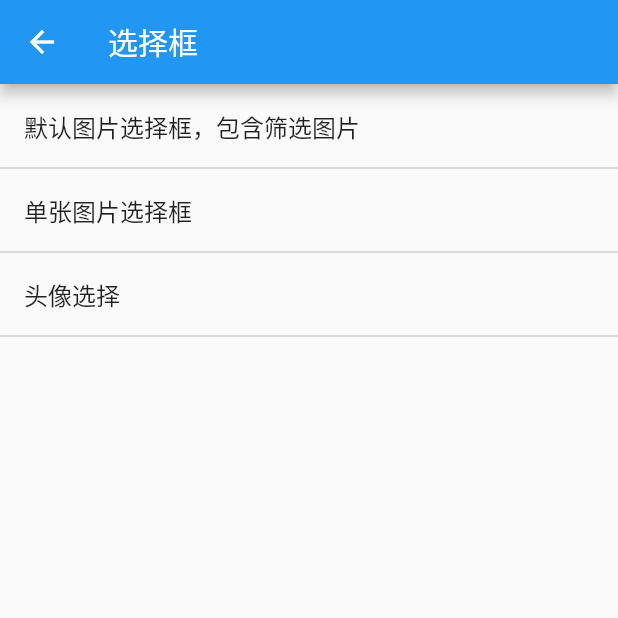
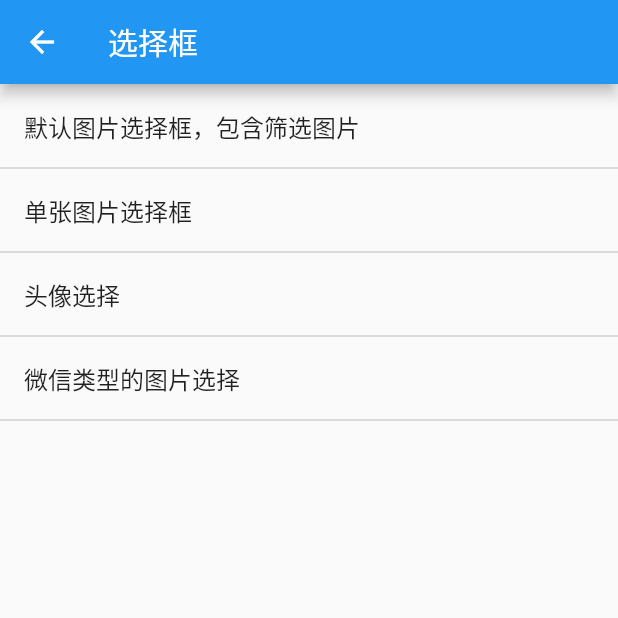
Before and after one commit to Jamxscape/elegant_flutter, a Flutter app: the ImagePickerPage screen opened directly, on a phone screen of 412 x 824 dp, the top half of it. Run offline on Flutter 3.47's test engine with Material 2 defaults, Android fonts, the phone set to English and light mode, and no system bars; our stand-ins replace file_picker, flutter_compass, get, image_picker, permission_handler, video_player; missing offline and left inert: crop_box, dart_ping, flutter_custom_dialog, notustohtml, quill_delta, wechat_assets_picker and 1 more.

Commit message:
更新微信相册选择

```diff
--- a/lib/picker/image picker/image_picker_page.dart
+++ b/lib/picker/image picker/image_picker_page.dart
@@ -1,4 +1,5 @@
 import 'package:elegant_flutter/picker/image%20picker/head%20portrait/head_portrait_image_picker_page.dart';
+import 'package:elegant_flutter/picker/image%20picker/wechat_assets_picker/wechat_assets_picker_page.dart';
 import 'package:flutter/material.dart';
 
 import 'default_image_picker_page.dart';
@@ -65,6 +66,20 @@ class ImagePickerPage extends StatelessWidget {
             indent: 0.0,
             color: Colors.black26,
           ),
+          ListTile(
+            title: Text('微信类型的图片选择'),
+            onTap: () => Navigator.push(
+              context,
+              MaterialPageRoute(builder: (_) {
+                return WechatAssetsPickerPage();
+              }),
+            ),
+          ),
+          Divider(
+            height: 0.0,
+            indent: 0.0,
+            color: Colors.black26,
+          ),
         ],
       )),
     );
--- a/pubspec.yaml
+++ b/pubspec.yaml
@@ -65,6 +65,9 @@ dependencies:
   # 文件选择
   file_picker: ^4.1.5
 
+  # 微信类型的图片选择
+  wechat_assets_picker: ^6.2.2
+
 
 dependency_overrides:
   quill_delta: ^3.0.0-nullsafety.1
```
Also changed, not shown: lib/picker/image picker/wechat_assets_picker/wechat_assets_picker_page.dart (added, +49 -0 lines), pubspec.lock, 5 other files.
